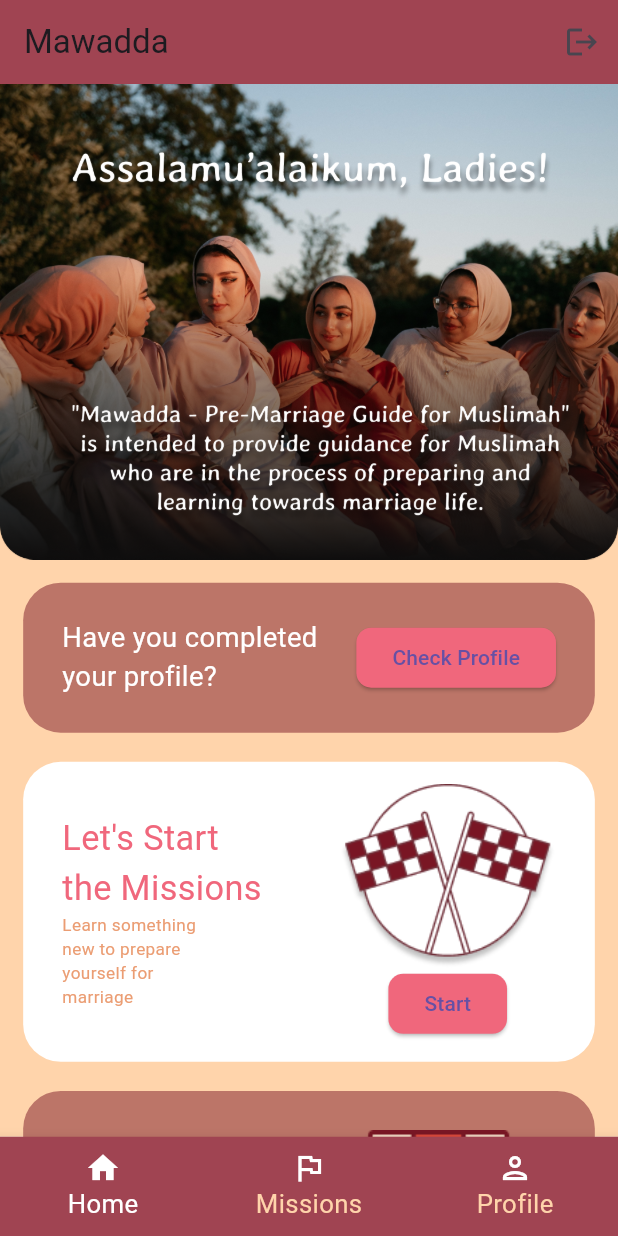
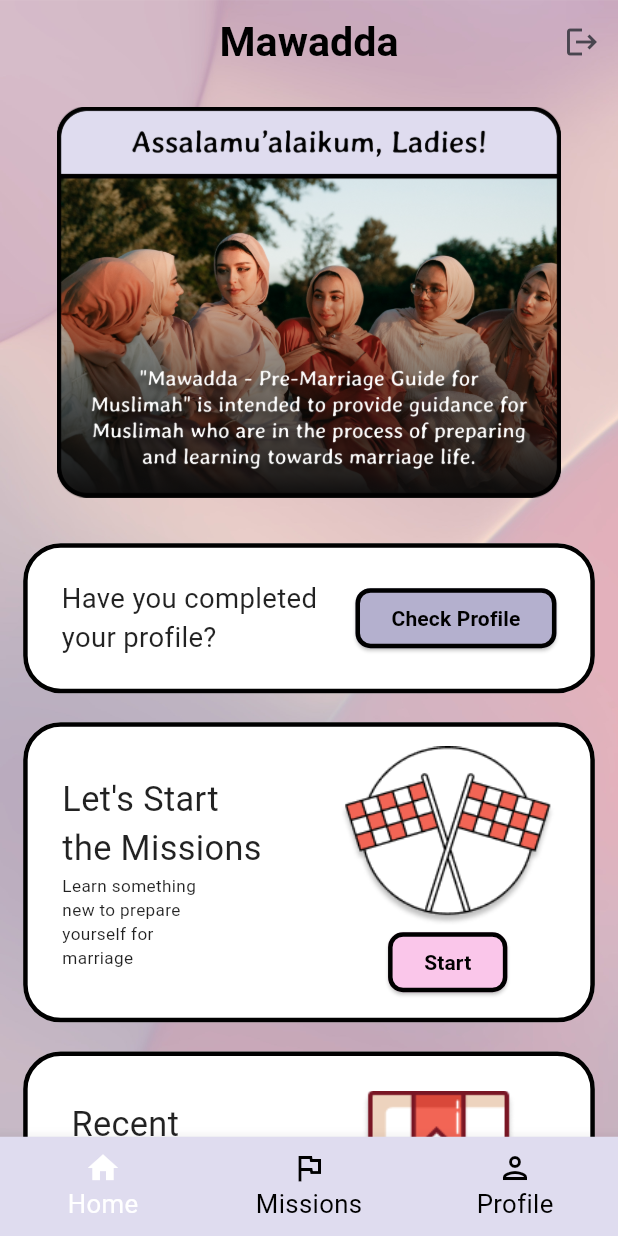
Before and after one commit to nisahabiba/mawadda_app, a Flutter app: the NavigationMain screen opened directly, on a phone screen of 412 x 824 dp. Run offline on Flutter 3.47's test engine with Material 2 defaults, Android fonts, the phone set to English and light mode, and no system bars; our stand-ins replace auto_route, basic_utils, equatable, flutter_bloc, flutter_screenutil, flutter_svg and 5 more; accounts and stored records are empty.

Commit message:
improved UI homepage

```diff
--- a/lib/auth/components/auth_form_component.dart
+++ b/lib/auth/components/auth_form_component.dart
@@ -1,6 +1,6 @@
 import 'package:flutter/material.dart';
 import 'package:flutter_screenutil/flutter_screenutil.dart';
-import 'package:get/get.dart';
+//import 'package:get/get.dart';
 
 class AuthFormComponent extends StatelessWidget {
   final TextEditingController controller;
--- a/lib/auth/pages/login_page.dart
+++ b/lib/auth/pages/login_page.dart
@@ -7,7 +7,7 @@ import 'package:google_fonts/google_fonts.dart';
 import 'package:mawadda_app/auth/components/auth_form_component.dart';
 import 'package:mawadda_app/auth/components/password_form_component.dart';
 import 'package:mawadda_app/auth/pages/register_page.dart';
-import 'package:mawadda_app/auth/pages/succeed_signup.dart';
+//import 'package:mawadda_app/auth/pages/succeed_signup.dart';
 import 'package:mawadda_app/home/pages/home_page.dart';
 import 'package:mawadda_app/auth/utils/auth_string_util.dart';
 
--- a/lib/home/pages/home_page.dart
+++ b/lib/home/pages/home_page.dart
@@ -2,43 +2,11 @@
 import 'package:auto_route/auto_route.dart';
 import 'package:flutter/material.dart';
 import 'package:flutter_screenutil/flutter_screenutil.dart';
-import 'package:flutter_svg/svg.dart';
 import 'package:google_fonts/google_fonts.dart';
 
-import 'package:mawadda_app/auth/components/auth_form_component.dart';
-import 'package:mawadda_app/auth/pages/register_page.dart';
-import 'package:mawadda_app/auth/pages/succeed_signup.dart';
-
-// class HomePage extends StatelessWidget {
-//   const HomePage({super.key});
-
-//   @override
-//   Widget build(BuildContext context) {
-//     const appTitle = 'Mawadda';
-
-//     return MaterialApp(
-//       title: appTitle,
-//       debugShowCheckedModeBanner: false,
-//       theme: ThemeData(
-//         primarySwatch: Colors.deepPurple,
-//       ),
-//       home: Scaffold(
-//         appBar: AppBar(
-//           title: const Text(appTitle),
-//           backgroundColor: Color(0xFFA04452),
-//           actions: <Widget>[
-//             IconButton(onPressed: () {}, icon: Icon(Icons.logout))
-//           ],
-//         ),
-//         body: Container(
-//             height: 1.sh,
-//             color: const Color(0XFFFFD4AB),
-//             padding: EdgeInsets.all(10.r)),
-//       ),
-//     );
-//   }
-// }
-//---------------------------
+// import 'package:mawadda_app/auth/components/auth_form_component.dart';
+// import 'package:mawadda_app/auth/pages/register_page.dart';
+// import 'package:mawadda_app/auth/pages/succeed_signup.dart';
 
 @RoutePage()
 class HomePage extends StatelessWidget {
@@ -64,18 +32,25 @@ class _NavigationMainState extends State<NavigationMain> {
   Widget build(BuildContext context) {
     return Scaffold(
       appBar: AppBar(
-        title: const Text('Mawadda'),
-        backgroundColor: const Color(0xFFA04452),
+        centerTitle: true,
+        title: Text(
+          'Mawadda',
+          style: GoogleFonts.dawningOfANewDay(
+              color: Colors.black,
+              fontSize: 24.sp,
+              fontWeight: FontWeight.bold),
+        ),
+        backgroundColor: Colors.transparent,
         actions: <Widget>[
           IconButton(onPressed: () {}, icon: Icon(Icons.logout))
         ],
       ),
       bottomNavigationBar: BottomNavigationBar(
         selectedItemColor: Colors.white,
-        unselectedItemColor: const Color(0xffFFD4AB),
+        unselectedItemColor: Colors.black,
         unselectedLabelStyle: GoogleFonts.averiaGruesaLibre(),
         selectedLabelStyle: GoogleFonts.averiaGruesaLibre(),
-        backgroundColor: const Color(0xffA04452),
+        backgroundColor: const Color(0xffDFDCEF),
         selectedFontSize: 15.sp,
         unselectedFontSize: 15.sp,
         onTap: (int index) {
@@ -88,7 +63,7 @@ class _NavigationMainState extends State<NavigationMain> {
           BottomNavigationBarItem(
             icon: Icon(
               Icons.home_outlined,
-              color: Colors.white,
+              color: Colors.black,
             ),
             activeIcon: Icon(
               Icons.home,
@@ -99,7 +74,7 @@ class _NavigationMainState extends State<NavigationMain> {
           BottomNavigationBarItem(
             icon: Icon(
               Icons.flag_outlined,
-              color: Colors.white,
+              color: Colors.black,
             ),
             activeIcon: Icon(
               Icons.flag,
@@ -110,7 +85,7 @@ class _NavigationMainState extends State<NavigationMain> {
           BottomNavigationBarItem(
             icon: Icon(
               Icons.person_outlined,
-              color: Colors.white,
+              color: Colors.black,
             ),
             activeIcon: Icon(
               Icons.person,
@@ -120,15 +95,25 @@ class _NavigationMainState extends State<NavigationMain> {
           ),
         ],
       ),
+      extendBodyBehindAppBar: true,
       body: <Widget>[
         Container(
-          color: const Color(0XFFFFD4AB),
           alignment: Alignment.center,
+          constraints: const BoxConstraints.expand(),
+          decoration: const BoxDecoration(
+            image: DecorationImage(
+                image: AssetImage("assets/image_back.png"), fit: BoxFit.cover),
+          ),
           child: DefaultTextStyle(
-            style: GoogleFonts.averiaGruesaLibre(color: Colors.white),
+            style: GoogleFonts.averiaGruesaLibre(color: Colors.black),
             child: ListView(
               children: [
-                Image.asset('assets/main_header.png'),
+                Container(
+                  height: 254.h,
+                  width: 329.w,
+                  padding: EdgeInsets.all(15),
+                  child: Image(image: AssetImage('assets/main_header_new.png')),
+                ),
 
 //--------------Container-1 [Check Profile]
                 Container(
@@ -138,8 +123,9 @@ class _NavigationMainState extends State<NavigationMain> {
                     children: [
                       Card(
                         elevation: 0,
-                        color: const Color(0xFFBC7568),
+                        color: Colors.white,
                         shape: const RoundedRectangleBorder(
+                            side: BorderSide(color: Colors.black, width: 3),
                             borderRadius:
                                 BorderRadius.all(Radius.circular(25))),
                         child: SizedBox(
@@ -152,16 +138,23 @@ class _NavigationMainState extends State<NavigationMain> {
                                 Text(
                                   'Have you completed\nyour profile?',
                                   style: GoogleFonts.averiaGruesaLibre(
-                                      color: Colors.white, fontSize: 16.sp),
+                                      fontSize: 16.sp),
                                 ),
                                 ElevatedButton(
                                     style: ElevatedButton.styleFrom(
-                                        backgroundColor: Color(0xFFF0677C),
+                                        backgroundColor: Color(0xFFB4B0CE),
                                         shape: RoundedRectangleBorder(
+                                            side: BorderSide(
+                                                color: Colors.black, width: 3),
                                             borderRadius:
                                                 BorderRadius.circular(10))),
                                     onPressed: () {},
-                                    child: const Text('Check Profile'))
+                                    child: Text(
+                                      'Check Profile',
+                                      style: GoogleFonts.averiaGruesaLibre(
+                                          color: Colors.black,
+                                          fontWeight: FontWeight.bold),
+                                    ))
                               ],
                             ),
                           ),
@@ -181,6 +174,7 @@ class _NavigationMainState extends State<NavigationMain> {
                         elevation: 0,
                         color: Colors.white,
                         shape: const RoundedRectangleBorder(
+                            side: BorderSide(color: Colors.black, width: 3),
                             borderRadius:
                                 BorderRadius.all(Radius.circular(25))),
                         child: SizedBox(
@@ -197,13 +191,11 @@ class _NavigationMainState extends State<NavigationMain> {
                                     Text(
                                       "Let's Start\nthe Missions",
                                       style: GoogleFonts.averiaGruesaLibre(
-                                          color: const Color(0xFFF0677C),
                                           fontSize: 20.sp),
                                     ),
                                     Text(
                                       'Learn something\nnew to prepare\nyourself for\nmarriage',
                                       style: GoogleFonts.averiaGruesaLibre(
-                                          color: const Color(0xFFFEB9D73),
                                           fontSize: 10.sp),
                                     ),
                                   ],
@@ -212,18 +204,26 @@ class _NavigationMainState extends State<NavigationMain> {
                                   mainAxisAlignment: MainAxisAlignment.center,
                                   children: [
                                     Image.asset(
-                                      'assets/icon_mission.png',
+                                      'assets/icon_mission_new.png',
                                       width: 0.35.sw,
                                     ),
                                     ElevatedButton(
                                         style: ElevatedButton.styleFrom(
                                             backgroundColor:
-                                                const Color(0xFFF0677C),
+                                                const Color(0xFFFAC6EA),
                                             shape: RoundedRectangleBorder(
+                                                side: BorderSide(
+                                                    color: Colors.black,
+                                                    width: 3),
                                                 borderRadius:
                                                     BorderRadius.circular(10))),
                                         onPressed: () {},
-                                        child: const Text('Start'))
+                                        child: Text('Start',
+                                            style:
+                                                GoogleFonts.averiaGruesaLibre(
+                                                    color: Colors.black,
+                                                    fontWeight:
+                                                        FontWeight.bold)))
                                   ],
                                 ),
                               ],
@@ -243,8 +243,9 @@ class _NavigationMainState extends State<NavigationMain> {
                     children: [
                       Card(
                         elevation: 0,
-                        color: Color(0xFFBC7568),
+                        color: Colors.white,
                         shape: const RoundedRectangleBorder(
+                            side: BorderSide(color: Colors.black, width: 3),
                             borderRadius:
                                 BorderRadius.all(Radius.circular(25))),
                         child: SizedBox(
@@ -261,7 +262,7 @@ class _NavigationMainState extends State<NavigationMain> {
                                     Text(
                                       "Recent\nArticles",
                                       style: GoogleFonts.averiaGruesaLibre(
-                                          color: Colors.white, fontSize: 20.sp),
+                                          fontSize: 20.sp),
                                     ),
                                     SizedBox(
                                       height: 5.h,
@@ -269,7 +270,7 @@ class _NavigationMainState extends State<NavigationMain> {
                                     Text(
                                       'No time to complete\nmission? It’s OK!\nLet’s read some new\ninsights here.',
                                       style: GoogleFonts.averiaGruesaLibre(
-                                          color: Colors.white, fontSize: 10.sp),
+                                          fontSize: 10.sp),
                                     ),
                                   ],
                                 ),
@@ -283,12 +284,20 @@ class _NavigationMainState extends State<NavigationMain> {
                                     ElevatedButton(
                                         style: ElevatedButton.styleFrom(
                                             backgroundColor:
-                                                const Color(0xFFF0677C),
+                                                const Color(0xFFFAC6EA),
                                             shape: RoundedRectangleBorder(
+                                                side: BorderSide(
+                                                    color: Colors.black,
+                                                    width: 3),
                                                 borderRadius:
                                                     BorderRadius.circular(10))),
                                         onPressed: () {},
-                                        child: const Text('Read More'))
+                                        child: Text('Read More',
+                                            style:
+                                                GoogleFonts.averiaGruesaLibre(
+                                                    color: Colors.black,
+                                                    fontWeight:
+                                                        FontWeight.bold)))
                                   ],
                                 ),
                               ],
@@ -309,8 +318,9 @@ class _NavigationMainState extends State<NavigationMain> {
                     children: [
                       Card(
                         elevation: 0,
-                        color: Color(0xFFBC7568),
+                        color: Colors.white,
                         shape: const RoundedRectangleBorder(
+                            side: BorderSide(color: Colors.black, width: 3),
                             borderRadius:
                                 BorderRadius.all(Radius.circular(25))),
                         child: SizedBox(
@@ -327,7 +337,7 @@ class _NavigationMainState extends State<NavigationMain> {
                                     Text(
                                       "Watch\nVideos",
                                       style: GoogleFonts.averiaGruesaLibre(
-                                          color: Colors.white, fontSize: 20.sp),
+                                          fontSize: 20.sp),
                                     ),
                                     SizedBox(
                                       height: 5.h,
@@ -335,7 +345,7 @@ class _NavigationMainState extends State<NavigationMain> {
                                     Text(
                                       'Easy way to get\nmore pre-marital\nknowledge on your\nleisure time!',
                                       style: GoogleFonts.averiaGruesaLibre(
-                                          color: Colors.white, fontSize: 10.sp),
+                                          fontSize: 10.sp),
                                     ),
                                   ],
                                 ),
@@ -349,12 +359,20 @@ class _NavigationMainState extends State<NavigationMain> {
                                     ElevatedButton(
                                         style: ElevatedButton.styleFrom(
                                             backgroundColor:
-                                                const Color(0xFFF0677C),
+                                                const Color(0xFFFAC6EA),
                                             shape: RoundedRectangleBorder(
+                                                side: BorderSide(
+                                                    color: Colors.black,
+                                                    width: 3),
                                                 borderRadius:
                                                     BorderRadius.circular(10))),
                                         onPressed: () {},
-                                        child: const Text('Watch More'))
+                                        child: Text('Watch More',
+                                            style:
+                                                GoogleFonts.averiaGruesaLibre(
+                                                    color: Colors.black,
+                                                    fontWeight:
+                                                        FontWeight.bold)))
                                   ],
                                 ),
                               ],
```
Also changed, not shown: assets/icon_mission_new.png (added), assets/main_header_new.png (added).
